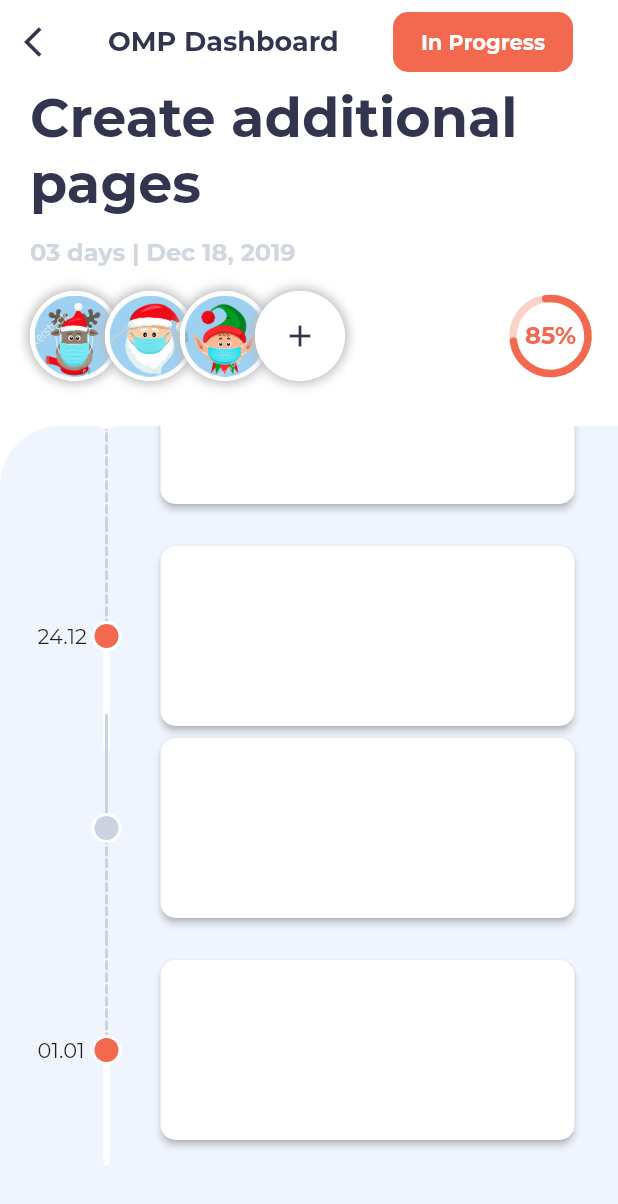
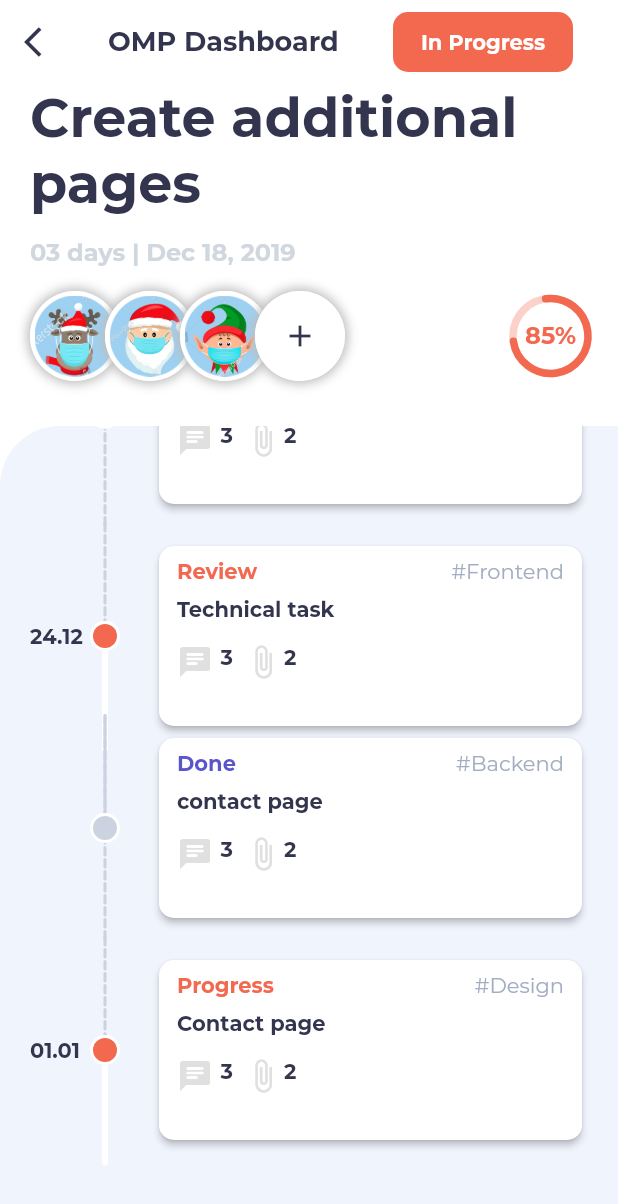
Before and after one commit to jehhxuxu/design_layouts_study, a Flutter app: the screen it shows after launch, scrolled down 279 dp, on a phone screen of 412 x 824 dp. Shown: the top 1204 px of the screen. Run offline on Flutter 3.47's test engine with Material 2 defaults, Android fonts, the phone set to English and light mode, and no system bars; our stand-ins replace flutter_modular, mobx; generated files the repository leaves out were written again.

Commit message:
adicionando detalhes do card

```diff
--- a/project_management_layout_app/lib/app/modules/dashboard/dashboard_page.dart
+++ b/project_management_layout_app/lib/app/modules/dashboard/dashboard_page.dart
@@ -16,7 +16,8 @@ class DashboardPage extends StatefulWidget {
   _DashboardPageState createState() => _DashboardPageState();
 }
 
-class _DashboardPageState extends ModularState<DashboardPage, DashboardController> {
+class _DashboardPageState
+    extends ModularState<DashboardPage, DashboardController> {
   @override
   Widget build(BuildContext context) {
     final TextTheme textTheme = Theme.of(context).textTheme;
@@ -73,7 +74,8 @@ class _DashboardPageState extends ModularState<DashboardPage, DashboardControlle
               ),
               child: SingleChildScrollView(
                 child: Padding(
-                  padding: const EdgeInsets.symmetric(horizontal: 25, vertical: 40),
+                  padding:
+                      const EdgeInsets.symmetric(horizontal: 20, vertical: 40),
                   child: Column(
                     children: [
                       Row(
@@ -83,7 +85,7 @@ class _DashboardPageState extends ModularState<DashboardPage, DashboardControlle
                             style: textStyleScroll,
                           ),
                           SizedBox(
-                            width: 11,
+                            width: 9,
                           ),
                           SizedBox(
                             width: 20,
@@ -99,7 +101,7 @@ class _DashboardPageState extends ModularState<DashboardPage, DashboardControlle
                             style: textStyleScroll,
                           ),
                           SizedBox(
-                            width: 110,
+                            width: 95,
                           ),
                           Row(
                             children: [
@@ -121,18 +123,19 @@ class _DashboardPageState extends ModularState<DashboardPage, DashboardControlle
                       ListView(
                         physics: NeverScrollableScrollPhysics(),
                         shrinkWrap: true,
-                        children: data.keys
-                            .map((e) => ListView.builder(
+                        children: data.keys.map((e) {
+                          return ListView.builder(
                             padding: EdgeInsets.only(bottom: 20),
                             physics: NeverScrollableScrollPhysics(),
                             shrinkWrap: true,
                             itemBuilder: (_, index) => CardList(
                               showDate: index == 0,
                               date: e,
+                              task: data[e][index],
                             ),
                             itemCount: data[e].length,
-                                ))
-                            .toList(),
+                          );
+                        }).toList(),
                       )
                     ],
                   ),
@@ -149,7 +152,10 @@ class _DashboardPageState extends ModularState<DashboardPage, DashboardControlle
     final overlap = 50.0;
     final items = [
       Container(
-        decoration: BoxDecoration(color: Colors.white, shape: BoxShape.circle, boxShadow: [
+        decoration: BoxDecoration(
+            color: Colors.white,
+            shape: BoxShape.circle,
+            boxShadow: [
               BoxShadow(
                 color: Colors.grey[400],
                 blurRadius: 5.0,
@@ -167,7 +173,10 @@ class _DashboardPageState extends ModularState<DashboardPage, DashboardControlle
         ),
       ),
       Container(
-        decoration: BoxDecoration(color: Colors.white, shape: BoxShape.circle, boxShadow: [
+        decoration: BoxDecoration(
+            color: Colors.white,
+            shape: BoxShape.circle,
+            boxShadow: [
               BoxShadow(
                 color: Colors.grey[400],
                 blurRadius: 5.0,
@@ -185,7 +194,10 @@ class _DashboardPageState extends ModularState<DashboardPage, DashboardControlle
         ),
       ),
       Container(
-        decoration: BoxDecoration(color: Colors.white, shape: BoxShape.circle, boxShadow: [
+        decoration: BoxDecoration(
+            color: Colors.white,
+            shape: BoxShape.circle,
+            boxShadow: [
               BoxShadow(
                 color: Colors.grey[400],
                 blurRadius: 5.0,
@@ -256,7 +268,9 @@ class _DashboardPageState extends ModularState<DashboardPage, DashboardControlle
             padding: const EdgeInsets.only(top: 8.0, right: 30, bottom: 8),
             child: Container(
               width: 120,
-              decoration: BoxDecoration(color: ColorApp.burnt_sienna, borderRadius: BorderRadius.circular(10)),
+              decoration: BoxDecoration(
+                  color: ColorApp.burnt_sienna,
+                  borderRadius: BorderRadius.circular(10)),
               child: Center(
                 child: Text(
                   'In Progress',
@@ -297,11 +311,13 @@ class _DashboardPageState extends ModularState<DashboardPage, DashboardControlle
 class CardList extends StatelessWidget {
   final bool showDate;
   final String date;
+  final TaskModel task;
 
   const CardList({
     Key key,
     this.showDate,
     this.date,
+    this.task,
   }) : super(key: key);
 
   @override
@@ -309,15 +325,24 @@ class CardList extends StatelessWidget {
     return Row(children: [
       Container(
         padding: EdgeInsets.zero,
-        child: showDate ? Text(date) : Container(),
-        width: 46,
+        child: showDate
+            ? Text(
+                date,
+                style: TextStyle(
+                  color: ColorApp.martinique,
+                  fontWeight: FontWeight.bold,
+                ),
+              )
+            : Container(),
+        width: 50,
       ),
       Container(
         width: 16,
         height: 120,
         child: CustomPaint(
           foregroundPainter: Timeline(
-            timelineType: showDate ? TimelineType.inProgress : TimelineType.review,
+            timelineType:
+                showDate ? TimelineType.inProgress : TimelineType.review,
           ),
         ),
       ),
@@ -332,6 +357,83 @@ class CardList extends StatelessWidget {
           ),
           child: Container(
             height: 120,
+            child: Column(
+              children: [
+                Padding(
+                  padding:
+                      const EdgeInsets.symmetric(horizontal: 12, vertical: 8),
+                  child: Row(
+                    mainAxisAlignment: MainAxisAlignment.spaceBetween,
+                    children: [
+                      Text(
+                        task.status,
+                        style: TextStyle(
+                            color: showDate
+                                ? ColorApp.burnt_sienna
+                                : ColorApp.indigo,
+                            fontWeight: FontWeight.bold),
+                      ),
+                      Text(
+                        task.label,
+                        style: TextStyle(color: ColorApp.cadet_blue),
+                      ),
+                    ],
+                  ),
+                ),
+                Padding(
+                  padding: const EdgeInsets.symmetric(horizontal: 12),
+                  child: Row(
+                    mainAxisAlignment: MainAxisAlignment.spaceBetween,
+                    children: [
+                      Text(
+                        task.title,
+                        style: TextStyle(
+                            color: ColorApp.martinique,
+                            fontWeight: FontWeight.bold),
+                      ),
+                    ],
+                  ),
+                ),
+                Padding(
+                  padding:
+                      const EdgeInsets.symmetric(horizontal: 12, vertical: 15),
+                  child: Row(
+                    crossAxisAlignment: CrossAxisAlignment.start,
+                    children: [
+                      Icon(
+                        Icons.chat_rounded,
+                        color: Colors.grey[300],
+                      ),
+                      SizedBox(
+                        width: 5,
+                      ),
+                      Text(
+                        task.comments.toString(),
+                        style: TextStyle(
+                            color: ColorApp.martinique,
+                            fontWeight: FontWeight.bold),
+                      ),
+                      SizedBox(
+                        width: 8,
+                      ),
+                      Icon(
+                        Icons.attach_file_sharp,
+                        color: Colors.grey[300],
+                      ),
+                      SizedBox(
+                        width: 2,
+                      ),
+                      Text(
+                        task.attachments.toString(),
+                        style: TextStyle(
+                            color: ColorApp.martinique,
+                            fontWeight: FontWeight.bold),
+                      ),
+                    ],
+                  ),
+                )
+              ],
+            ),
           ),
         ),
       ),
@@ -364,7 +466,8 @@ class RadialPainter extends CustomPainter {
     double radius = min(size.width / 2, size.height / 2);
 
     canvas.drawCircle(center, radius, bgLine);
-    canvas.drawArc(Rect.fromCircle(center: center, radius: radius), -1.7, 4.7, false, completedLine);
+    canvas.drawArc(Rect.fromCircle(center: center, radius: radius), -1.7, 4.7,
+        false, completedLine);
   }
 
   @override
@@ -425,7 +528,8 @@ class Timeline extends CustomPainter {
       ..strokeWidth = 2;
 
     while (startY < size.height + 15) {
-      canvas.drawLine(Offset(0, startY), Offset(0, startY + dashHeight), bgLineProgress);
+      canvas.drawLine(
+          Offset(0, startY), Offset(0, startY + dashHeight), bgLineProgress);
       startY += dashHeight + dashSpace;
     }
 
@@ -473,7 +577,8 @@ class Headerline extends CustomPainter {
       ..strokeWidth = 2;
 
     while (startY < size.height + 10) {
-      canvas.drawLine(Offset(0, startY), Offset(0, startY + dashHeight), bgLineProgress);
+      canvas.drawLine(
+          Offset(0, startY), Offset(0, startY + dashHeight), bgLineProgress);
       startY += dashHeight + dashSpace;
     }
   }
@@ -487,46 +592,46 @@ enum TimelineType { inProgress, done, review }
 var data = {
   '19.10': [
     TaskModel(
-      status: 'progress',
-      title: 'contact page',
+      status: 'Progress',
+      title: 'Contact page',
       id: 10,
-      label: 'Design',
+      label: '#Design',
       comments: 3,
       attachments: 2,
     ),
     TaskModel(
-      status: 'progress',
-      title: 'contact page',
+      status: 'Done',
+      title: 'Calculator page',
       id: 10,
-      label: 'Design',
+      label: '#Design',
       comments: 3,
       attachments: 2,
     )
   ],
   '24.12': [
     TaskModel(
-      status: 'progress',
-      title: 'contact page',
+      status: 'Review',
+      title: 'Technical task',
       id: 10,
-      label: 'Design',
+      label: '#Frontend',
       comments: 3,
       attachments: 2,
     ),
     TaskModel(
-      status: 'progress',
+      status: 'Done',
       title: 'contact page',
       id: 10,
-      label: 'Design',
+      label: '#Backend',
       comments: 3,
       attachments: 2,
     )
   ],
   '01.01': [
     TaskModel(
-      status: 'progress',
-      title: 'contact page',
+      status: 'Progress',
+      title: 'Contact page',
       id: 10,
-      label: 'Design',
+      label: '#Design',
       comments: 3,
       attachments: 2,
     ),
```
Lines whose indentation alone changed are shown as unchanged.
